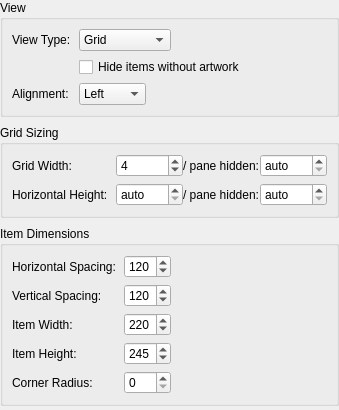
The window that src/ui/dialogs/settings/appearancelayoutpanel.ui (EtherAura/Kartend) describes before a commit, drawn with Qt 5.
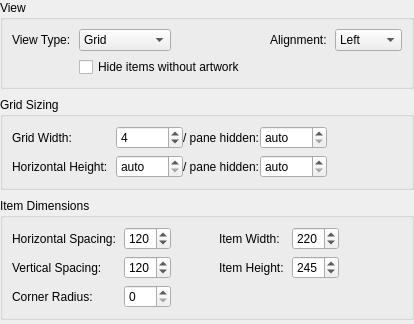
The same window after the commit.

Diff of the .ui file:
```diff
--- a/src/ui/dialogs/settings/appearancelayoutpanel.ui
+++ b/src/ui/dialogs/settings/appearancelayoutpanel.ui
@@ -11,10 +11,23 @@
    <item>
     <widget class="QGroupBox" name="appearanceViewGroupBox">
      <property name="title"><string>View</string></property>
-     <layout class="QFormLayout" name="appearanceViewFormLayout">
+     <!-- Two-column section: two equal-width column wrappers side by side. -->
+     <layout class="QHBoxLayout" name="appearanceViewRowLayout">
+      <property name="spacing"><number>24</number></property>
+      <item>
+       <widget class="QWidget" name="appearanceViewColLeft" native="true">
+        <property name="sizePolicy">
+         <sizepolicy hsizetype="Expanding" vsizetype="Preferred"><horstretch>0</horstretch><verstretch>0</verstretch></sizepolicy>
+        </property>
+        <layout class="QFormLayout" name="appearanceViewFormLeft">
+         <property name="formAlignment"><set>Qt::AlignmentFlag::AlignLeft|Qt::AlignmentFlag::AlignTop</set></property>
       <property name="horizontalSpacing"><number>8</number></property>
       <property name="verticalSpacing"><number>6</number></property>
-      <property name="fieldGrowthPolicy"><enum>QFormLayout::FieldGrowthPolicy::ExpandingFieldsGrow</enum></property>
+         <property name="leftMargin"><number>0</number></property>
+         <property name="topMargin"><number>0</number></property>
+         <property name="rightMargin"><number>0</number></property>
+         <property name="bottomMargin"><number>0</number></property>
+         <property name="fieldGrowthPolicy"><enum>QFormLayout::FieldGrowthPolicy::FieldsStayAtSizeHint</enum></property>
       <item row="0" column="0"><widget class="QLabel" name="label_viewType"><property name="text"><string>View Type:</string></property></widget></item>
       <item row="0" column="1">
        <widget class="QComboBox" name="viewTypeComboBox">
@@ -27,8 +40,25 @@
        </widget>
       </item>
       <item row="1" column="1"><widget class="QCheckBox" name="hideMissingArtworkCheckBox"><property name="text"><string>Hide items without artwork</string></property><property name="toolTip"><string>When enabled, media items whose artwork lookup returns no match are hidden from the items page. Subcollections and virtual folders are unaffected.</string></property></widget></item>
-      <item row="2" column="0"><widget class="QLabel" name="label_horizontalAlignment"><property name="text"><string>Alignment:</string></property></widget></item>
-      <item row="2" column="1">
+        </layout>
+       </widget>
+      </item>
+      <item>
+       <widget class="QWidget" name="appearanceViewColRight" native="true">
+        <property name="sizePolicy">
+         <sizepolicy hsizetype="Expanding" vsizetype="Preferred"><horstretch>0</horstretch><verstretch>0</verstretch></sizepolicy>
+        </property>
+        <layout class="QFormLayout" name="appearanceViewFormRight">
+         <property name="formAlignment"><set>Qt::AlignmentFlag::AlignLeft|Qt::AlignmentFlag::AlignTop</set></property>
+         <property name="horizontalSpacing"><number>8</number></property>
+         <property name="verticalSpacing"><number>6</number></property>
+         <property name="leftMargin"><number>0</number></property>
+         <property name="topMargin"><number>0</number></property>
+         <property name="rightMargin"><number>0</number></property>
+         <property name="bottomMargin"><number>0</number></property>
+         <property name="fieldGrowthPolicy"><enum>QFormLayout::FieldGrowthPolicy::FieldsStayAtSizeHint</enum></property>
+         <item row="0" column="0"><widget class="QLabel" name="label_horizontalAlignment"><property name="text"><string>Alignment:</string></property></widget></item>
+         <item row="0" column="1">
        <widget class="QComboBox" name="horizontalAlignmentComboBox">
         <property name="minimumWidth"><number>110</number></property>
         <property name="toolTip"><string>Horizontal alignment of collection grid (Left, Center, Right)</string></property>
@@ -40,13 +70,16 @@
      </layout>
     </widget>
    </item>
+     </layout>
+    </widget>
+   </item>
    <item>
     <widget class="QGroupBox" name="appearanceGridSizingGroupBox">
      <property name="title"><string>Grid Sizing</string></property>
      <layout class="QFormLayout" name="appearanceGridSizingFormLayout">
       <property name="horizontalSpacing"><number>8</number></property>
       <property name="verticalSpacing"><number>6</number></property>
-      <property name="fieldGrowthPolicy"><enum>QFormLayout::FieldGrowthPolicy::ExpandingFieldsGrow</enum></property>
+      <property name="fieldGrowthPolicy"><enum>QFormLayout::FieldGrowthPolicy::FieldsStayAtSizeHint</enum></property>
       <item row="0" column="0"><widget class="QLabel" name="label_gridLayout"><property name="text"><string>Grid Width:</string></property></widget></item>
       <item row="0" column="1">
        <layout class="QHBoxLayout" name="gridWidthLayout">
@@ -71,20 +104,53 @@
    <item>
     <widget class="QGroupBox" name="appearanceItemDimsGroupBox">
      <property name="title"><string>Item Dimensions</string></property>
-     <layout class="QFormLayout" name="appearanceItemDimsFormLayout">
+     <!-- Two-column section: two equal-width column wrappers side by side. -->
+     <layout class="QHBoxLayout" name="appearanceItemDimsRowLayout">
+      <property name="spacing"><number>24</number></property>
+      <item>
+       <widget class="QWidget" name="appearanceItemDimsColLeft" native="true">
+        <property name="sizePolicy">
+         <sizepolicy hsizetype="Expanding" vsizetype="Preferred"><horstretch>0</horstretch><verstretch>0</verstretch></sizepolicy>
+        </property>
+        <layout class="QFormLayout" name="appearanceItemDimsFormLeft">
+         <property name="formAlignment"><set>Qt::AlignmentFlag::AlignLeft|Qt::AlignmentFlag::AlignTop</set></property>
       <property name="horizontalSpacing"><number>8</number></property>
       <property name="verticalSpacing"><number>6</number></property>
-      <property name="fieldGrowthPolicy"><enum>QFormLayout::FieldGrowthPolicy::ExpandingFieldsGrow</enum></property>
+         <property name="leftMargin"><number>0</number></property>
+         <property name="topMargin"><number>0</number></property>
+         <property name="rightMargin"><number>0</number></property>
+         <property name="bottomMargin"><number>0</number></property>
+         <property name="fieldGrowthPolicy"><enum>QFormLayout::FieldGrowthPolicy::FieldsStayAtSizeHint</enum></property>
       <item row="0" column="0"><widget class="QLabel" name="label_hSpace"><property name="text"><string>Horizontal Spacing:</string></property></widget></item>
       <item row="0" column="1"><widget class="QSpinBox" name="horizontalSpacingSpinBox"><property name="minimumWidth"><number>110</number></property><property name="toolTip"><string>Horizontal spacing adjustment (0 = tightest, 150 = loosest)</string></property><property name="minimum"><number>0</number></property><property name="maximum"><number>150</number></property><property name="value"><number>120</number></property></widget></item>
       <item row="1" column="0"><widget class="QLabel" name="label_vSpace"><property name="text"><string>Vertical Spacing:</string></property></widget></item>
-      <item row="1" column="1"><widget class="QSpinBox" name="verticalSpacingSpinBox"><property name="minimumWidth"><number>110</number></property><property name="toolTip"><string>Vertical spacing adjustment (0 = tightest, 150 = loosest)</string></property><property name="minimum"><number>0</number></property><property name="maximum"><number>150</number></property><property name="value"><number>120</number></property></widget></item>
-      <item row="2" column="0"><widget class="QLabel" name="label_itemLayout"><property name="text"><string>Item Width:</string></property></widget></item>
-      <item row="2" column="1"><widget class="QSpinBox" name="itemWidthSpinBox"><property name="minimumWidth"><number>110</number></property><property name="toolTip"><string>Width of collection items in pixels</string></property><property name="minimum"><number>100</number></property><property name="maximum"><number>400</number></property><property name="value"><number>220</number></property></widget></item>
-      <item row="3" column="0"><widget class="QLabel" name="label_itemHeight"><property name="text"><string>Item Height:</string></property></widget></item>
-      <item row="3" column="1"><widget class="QSpinBox" name="itemHeightSpinBox"><property name="minimumWidth"><number>110</number></property><property name="toolTip"><string>Height of collection items in pixels</string></property><property name="minimum"><number>100</number></property><property name="maximum"><number>400</number></property><property name="value"><number>245</number></property></widget></item>
-      <item row="4" column="0"><widget class="QLabel" name="label_cornerRadius"><property name="text"><string>Corner Radius:</string></property></widget></item>
-      <item row="4" column="1"><widget class="QSpinBox" name="cornerRadiusSpinBox"><property name="minimumWidth"><number>110</number></property><property name="toolTip"><string>Corner radius for item artwork in pixels (0 = square)</string></property><property name="minimum"><number>0</number></property><property name="maximum"><number>100</number></property><property name="value"><number>0</number></property></widget></item>
+         <item row="1" column="1"><widget class="QSpinBox" name="verticalSpacingSpinBox"><property name="maximumWidth"><number>100</number></property><property name="toolTip"><string>Vertical spacing adjustment (0 = tightest, 150 = loosest)</string></property><property name="minimum"><number>0</number></property><property name="maximum"><number>150</number></property><property name="value"><number>120</number></property></widget></item>
+         <item row="2" column="0"><widget class="QLabel" name="label_cornerRadius"><property name="text"><string>Corner Radius:</string></property></widget></item>
+         <item row="2" column="1"><widget class="QSpinBox" name="cornerRadiusSpinBox"><property name="maximumWidth"><number>100</number></property><property name="toolTip"><string>Corner radius for item artwork in pixels (0 = square)</string></property><property name="minimum"><number>0</number></property><property name="maximum"><number>100</number></property><property name="value"><number>0</number></property></widget></item>
+        </layout>
+       </widget>
+      </item>
+      <item>
+       <widget class="QWidget" name="appearanceItemDimsColRight" native="true">
+        <property name="sizePolicy">
+         <sizepolicy hsizetype="Expanding" vsizetype="Preferred"><horstretch>0</horstretch><verstretch>0</verstretch></sizepolicy>
+        </property>
+        <layout class="QFormLayout" name="appearanceItemDimsFormRight">
+         <property name="formAlignment"><set>Qt::AlignmentFlag::AlignLeft|Qt::AlignmentFlag::AlignTop</set></property>
+         <property name="horizontalSpacing"><number>8</number></property>
+         <property name="verticalSpacing"><number>6</number></property>
+         <property name="leftMargin"><number>0</number></property>
+         <property name="topMargin"><number>0</number></property>
+         <property name="rightMargin"><number>0</number></property>
+         <property name="bottomMargin"><number>0</number></property>
+         <property name="fieldGrowthPolicy"><enum>QFormLayout::FieldGrowthPolicy::FieldsStayAtSizeHint</enum></property>
+         <item row="0" column="0"><widget class="QLabel" name="label_itemLayout"><property name="text"><string>Item Width:</string></property></widget></item>
+         <item row="0" column="1"><widget class="QSpinBox" name="itemWidthSpinBox"><property name="maximumWidth"><number>100</number></property><property name="toolTip"><string>Width of collection items in pixels</string></property><property name="minimum"><number>100</number></property><property name="maximum"><number>400</number></property><property name="value"><number>220</number></property></widget></item>
+         <item row="1" column="0"><widget class="QLabel" name="label_itemHeight"><property name="text"><string>Item Height:</string></property></widget></item>
+         <item row="1" column="1"><widget class="QSpinBox" name="itemHeightSpinBox"><property name="maximumWidth"><number>100</number></property><property name="toolTip"><string>Height of collection items in pixels</string></property><property name="minimum"><number>100</number></property><property name="maximum"><number>400</number></property><property name="value"><number>245</number></property></widget></item>
+        </layout>
+       </widget>
+      </item>
      </layout>
     </widget>
    </item>
```
Left out of the diff: 14 changed lines with no effect on the pictures. Lines whose indentation alone changed are shown as unchanged.
